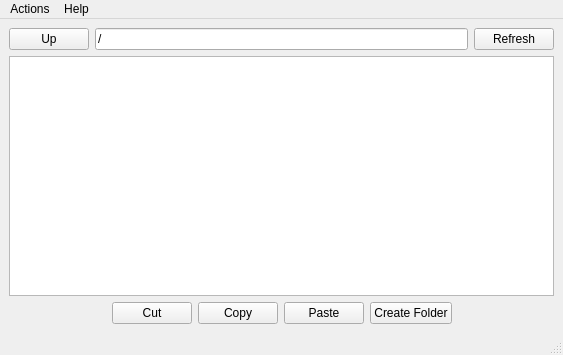
Before: the Qt Designer form mainwindow.ui in lawand/droper, drawn with Qt 5.
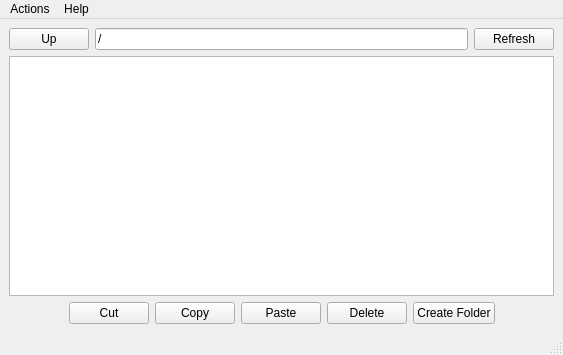
After: the same form once the commit is applied.

Commit message: added the delete operation

Diff of the .ui file:
```diff
--- a/mainwindow.ui
+++ b/mainwindow.ui
@@ -89,6 +89,13 @@
         </property>
        </widget>
       </item>
+      <item>
+       <widget class="QPushButton" name="deletePushButton">
+        <property name="text">
+         <string>Delete</string>
+        </property>
+       </widget>
+      </item>
       <item>
        <widget class="QPushButton" name="createFolderPushButton">
         <property name="text">
```
The commit also changes 2 other files.
